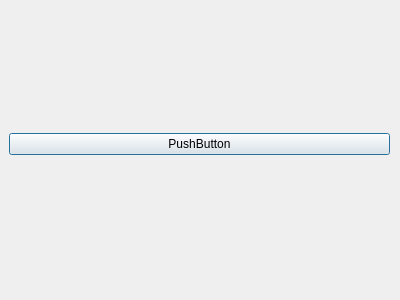
First picture: the form in contextview.ui, repository blaquee/QtSlothEmu, before the edit.
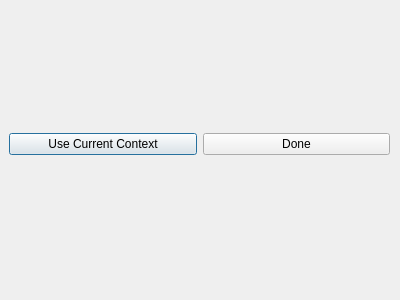
Second picture: the form after the edit.

The edit to the form file:
```diff
--- a/contextview.ui
+++ b/contextview.ui
@@ -27,11 +27,22 @@
      <layout class="QGridLayout" name="gridLayout"/>
     </item>
     <item>
-     <widget class="QPushButton" name="pushButton">
+     <layout class="QHBoxLayout" name="horizontalLayout">
+      <item>
+       <widget class="QPushButton" name="pushButton_2">
       <property name="text">
-       <string>PushButton</string>
-      </property>
-     </widget>
+         <string>Use Current Context</string>
+        </property>
+       </widget>
+      </item>
+      <item>
+       <widget class="QPushButton" name="doneButton">
+        <property name="text">
+         <string>Done</string>
+        </property>
+       </widget>
+      </item>
+     </layout>
     </item>
    </layout>
   </widget>
```
Left out of the diff: 5 changed lines with no effect on the pictures. Lines whose indentation alone changed are shown as unchanged.
